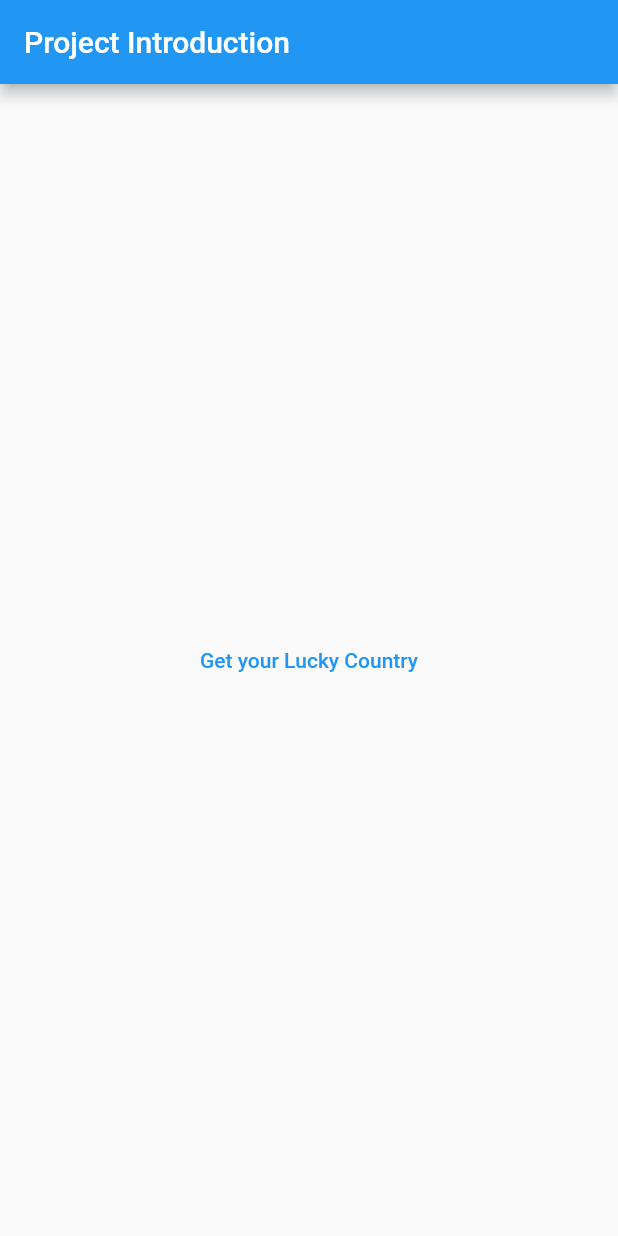
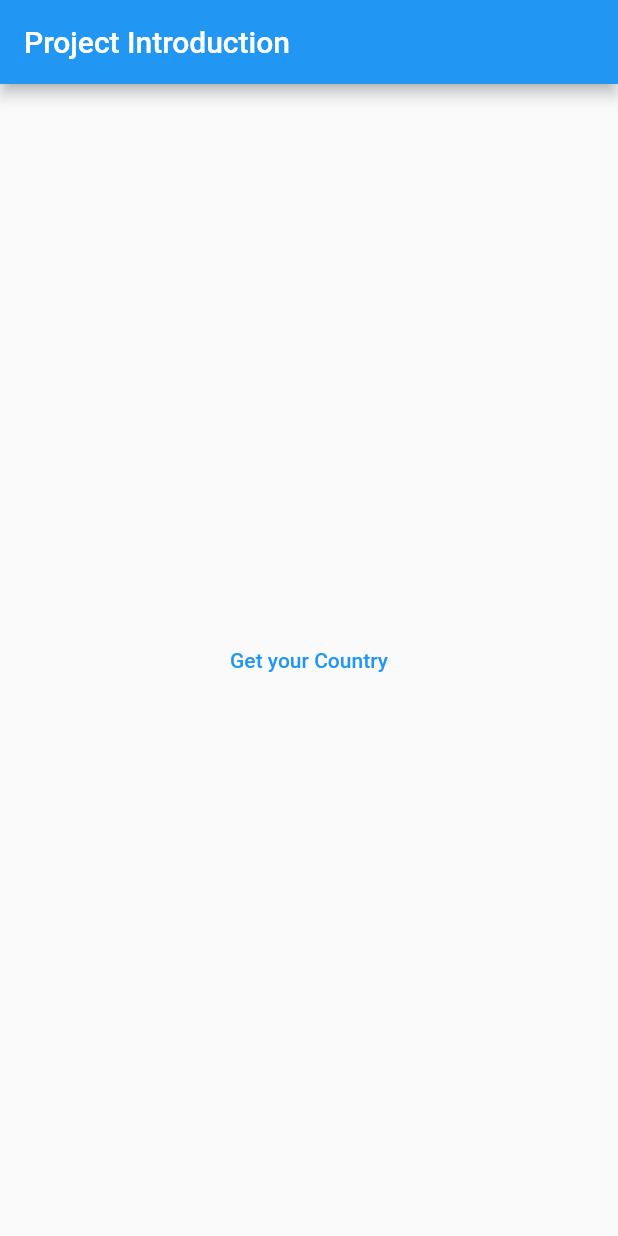
Before and after one commit to Bostigger/Bloc-Journey, a Flutter app: the screen it shows after launch, on a phone screen of 412 x 824 dp. Run offline on Flutter 3.47's test engine with Material 2 defaults, Android fonts, the phone set to English and light mode, and no system bars; our stand-ins replace bloc, flutter_bloc.

Commit message:
intro b 2

```diff
--- a/project_introduction/lib/main.dart
+++ b/project_introduction/lib/main.dart
@@ -65,7 +65,7 @@ class _ProjectIntroState extends State<ProjectIntro> {
           builder: (context, snapshot) {
             final button = TextButton(
                 onPressed: () => countriesCubit.getCountry(),
-                child: const Text('Get your Lucky Country'));
+                child: const Text('Get your Country'));
             switch (snapshot.connectionState) {
               case ConnectionState.none:
                 return Center(child: button);
```
